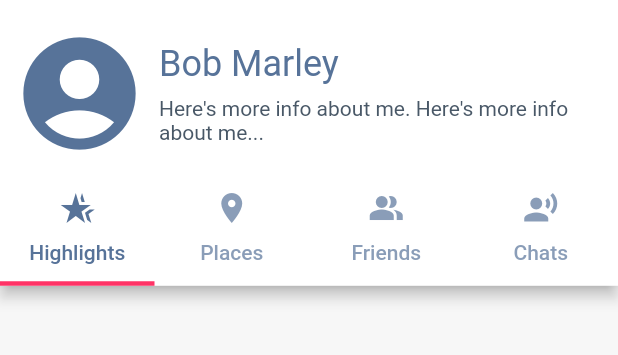
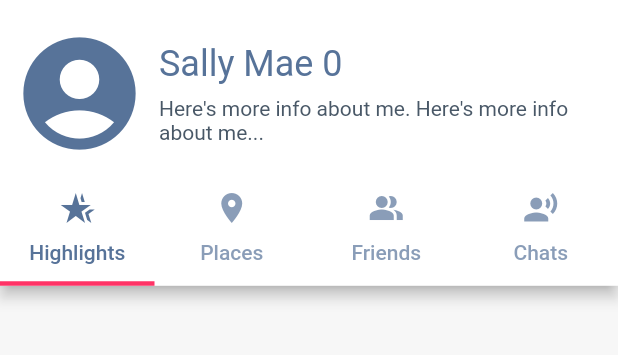
Before and after one commit to brighamband/irecognize, a Flutter app: the screen it shows after launch, after a tap on an icon or button, on a phone screen of 412 x 824 dp, the part 67-422 px from its top. Run offline on Flutter 3.47's test engine with Material 2 defaults, Android fonts, the phone set to English and light mode, and no system bars.

Commit message:
Replace names

```diff
--- a/lib/bio.dart
+++ b/lib/bio.dart
@@ -18,7 +18,7 @@ class BioPage extends StatelessWidget {
       length: 4,
       child: Scaffold(
         resizeToAvoidBottomInset: false,
-        appBar: Navbar(onBioPage: true, onOwnBio: onOwnBio),
+        appBar: Navbar(onBioPage: true, onOwnBio: onOwnBio, name: name),
         body: !onOwnBio
             ? TabBarView(
                 children: [
--- a/lib/components/bio_sub_bar.dart
+++ b/lib/components/bio_sub_bar.dart
@@ -1,5 +1,4 @@
 import 'package:flutter/material.dart';
-import 'package:irecognize/utils/constants.dart';
 import 'package:irecognize/utils/theme.dart';
 
 class BioSubBar extends StatelessWidget implements PreferredSizeWidget {
--- a/lib/components/navbar.dart
+++ b/lib/components/navbar.dart
@@ -9,12 +9,12 @@ class Navbar extends StatelessWidget implements PreferredSizeWidget {
     Key? key,
     this.onBioPage = false,
     this.onOwnBio = false,
+    this.name = '',
   }) : super(key: key);
 
   final bool onBioPage;
   final bool onOwnBio;
-
-  final double fullSizeWithBio = 4.5 * kToolbarHeight;
+  final String name;
 
   @override
   Widget build(BuildContext context) {
@@ -32,16 +32,14 @@ class Navbar extends StatelessWidget implements PreferredSizeWidget {
                     Navigator.push(
                       context,
                       MaterialPageRoute(
-                          builder: (context) => const BioPage(
-                              onOwnBio: true, name: CURRENT_USER_NAME)),
+                          builder: (context) =>
+                              BioPage(onOwnBio: true, name: name)),
                     );
                   },
                 )
               ]
             : null,
-        bottom: onBioPage
-            ? BioSubBar(name: "Bob Marley", onOwnBio: onOwnBio)
-            : null);
+        bottom: onBioPage ? BioSubBar(name: name, onOwnBio: onOwnBio) : null);
   }
 
   @override
--- a/lib/home.dart
+++ b/lib/home.dart
@@ -5,6 +5,7 @@ import 'package:irecognize/components/navbar.dart';
 import 'package:irecognize/gyro.dart';
 import 'package:irecognize/components/person_card.dart';
 import 'package:irecognize/models/person.dart';
+import 'package:irecognize/utils/constants.dart';
 import 'package:irecognize/utils/theme.dart';
 
 // import this to be able to call json.decode()
@@ -35,14 +36,16 @@ class _HomePageState extends State<HomePage> {
   @override
   Widget build(BuildContext context) {
     return Scaffold(
-      appBar: const Navbar(),
+      appBar: const Navbar(
+        name: CURRENT_USER_NAME,
+      ),
       body: SingleChildScrollView(
           child: Column(
               mainAxisAlignment: MainAxisAlignment.start,
               mainAxisSize: MainAxisSize.max,
               children: [
             Padding(
-                padding: const EdgeInsets.all(15),
+                padding: const EdgeInsets.all(16.0),
                 child: Text("People Near Me",
                     style: Theme.of(context)
                         .textTheme
@@ -56,7 +59,7 @@ class _HomePageState extends State<HomePage> {
                   return PersonCard(name: "John Doe $index");
                 }),
             Padding(
-                padding: const EdgeInsets.all(15),
+                padding: const EdgeInsets.all(16.0),
                 child: Text("Friends I've Talked to Recently",
                     style: Theme.of(context)
                         .textTheme
```
